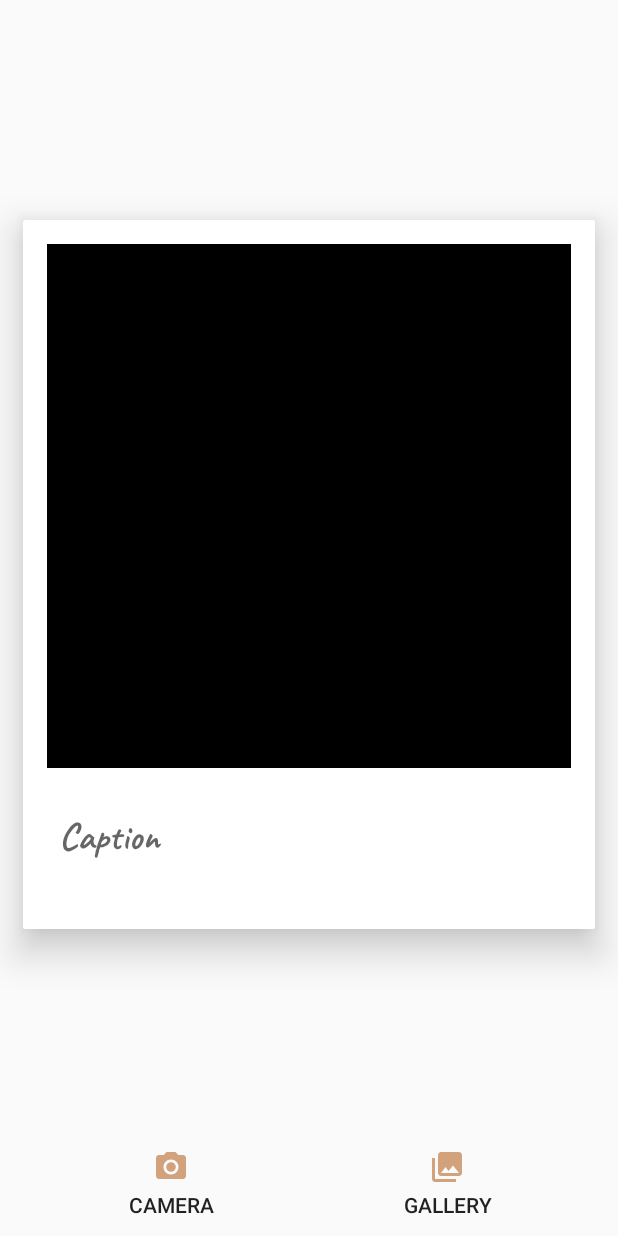
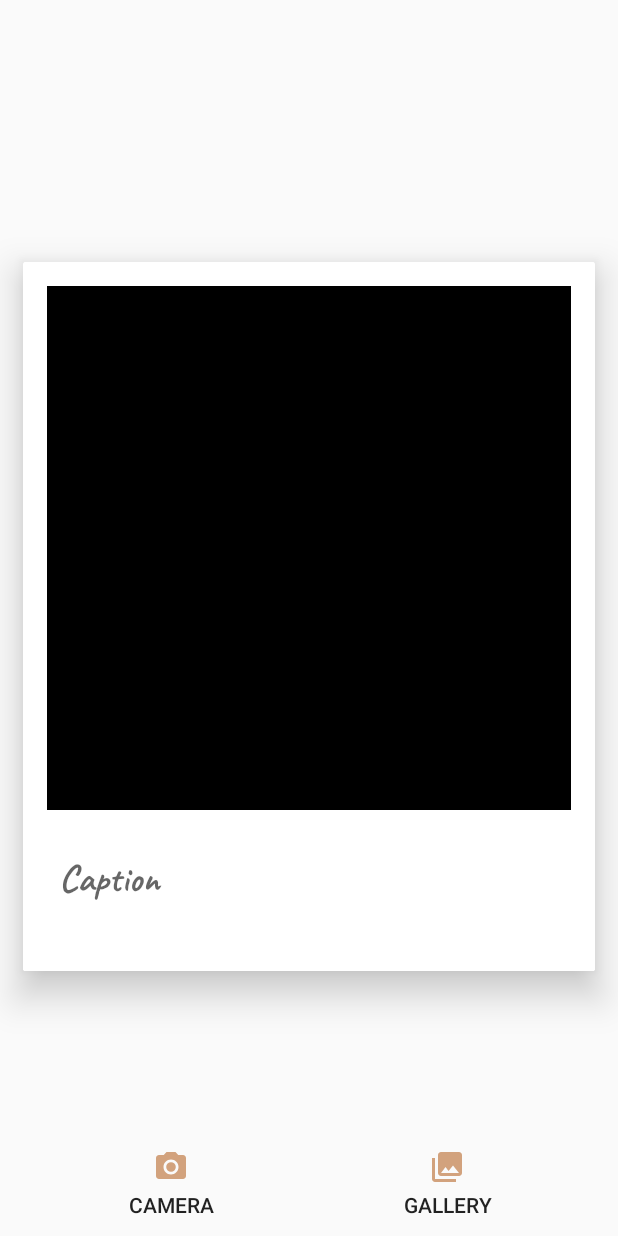
Before and after one commit to AHoflin/group10proj, an Android app: the fragment CameraFragment shown on its own in the app's theme, on a phone screen of 412 x 824 dp. Run offline under Robolectric (Android 15) with nearby library versions, the phone set to English and light mode, and no system bars; our stand-ins replace Firebase (no records; nobody signed in at launch, a user with empty details on screens opened directly); libraries missing offline, so code that uses them is left out: com.theartofdev.edmodo; network calls fail; 1 statement that could not run was skipped.

Commit message:
Padding added

```diff
--- a/app/src/main/res/layout/fragment_camera.xml
+++ b/app/src/main/res/layout/fragment_camera.xml
@@ -4,6 +4,7 @@
         xmlns:android="http://schemas.android.com/apk/res/android"
         xmlns:app="http://schemas.android.com/apk/res-auto" xmlns:tools="http://schemas.android.com/tools" android:layout_width="match_parent"
         android:layout_height="match_parent"
+        android:paddingTop="?attr/actionBarSize"
         >
 
     <android.support.v7.widget.CardView
--- a/app/src/main/res/layout/fragment_home.xml
+++ b/app/src/main/res/layout/fragment_home.xml
@@ -3,7 +3,8 @@
         xmlns:android="http://schemas.android.com/apk/res/android"
         android:id="@+id/swipeRefresh"
         android:layout_width="match_parent"
-        android:layout_height="match_parent">
+        android:layout_height="match_parent"
+        android:paddingTop="?attr/actionBarSize">
 
     <LinearLayout xmlns:android="http://schemas.android.com/apk/res/android"
                   xmlns:app="http://schemas.android.com/apk/res-auto"
--- a/app/src/main/res/layout/fragment_picoftheday.xml
+++ b/app/src/main/res/layout/fragment_picoftheday.xml
@@ -2,6 +2,7 @@
 <LinearLayout xmlns:android="http://schemas.android.com/apk/res/android"
               android:layout_width="match_parent"
               android:layout_height="match_parent"
+              android:paddingTop="?attr/actionBarSize"
               >
 
 
```
